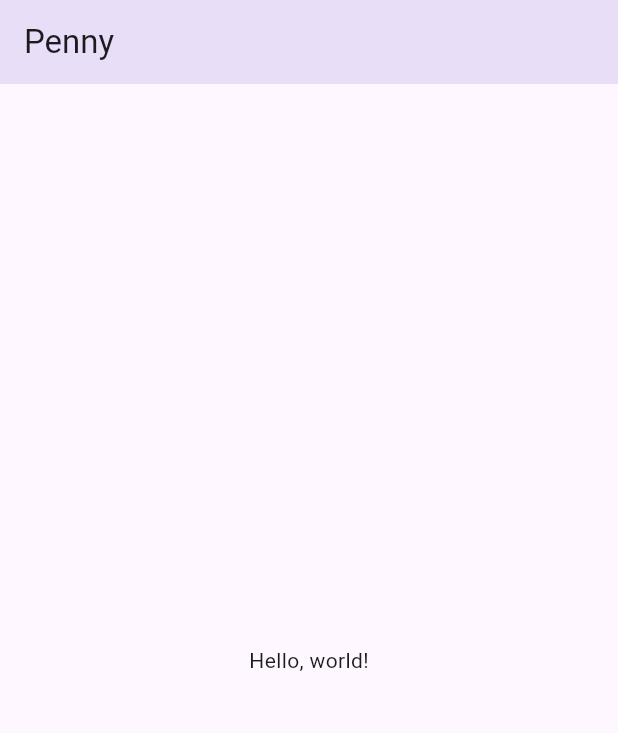
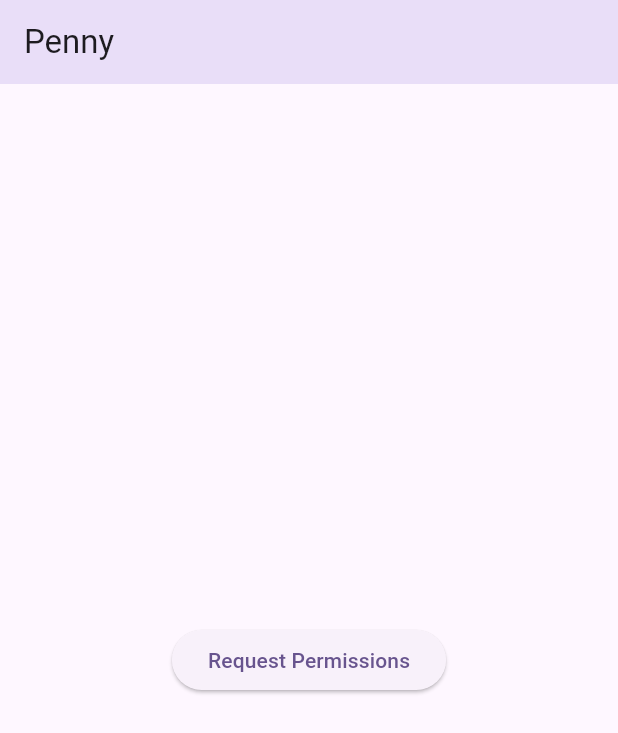
Before and after one commit to chriss1525/Penny, a Flutter app: the screen it shows after launch, on a phone screen of 412 x 824 dp. Shown: the top 733 px of the screen. Run offline on Flutter 3.47's test engine with Material 2 defaults, Android fonts, the phone set to English and light mode, and no system bars; missing offline and left inert: telephony.

Commit message:
request sms permissions

```diff
--- a/client/lib/main.dart
+++ b/client/lib/main.dart
@@ -1,7 +1,20 @@
+import 'package:client/screens/request_permissions.dart';
+import 'package:flutter/foundation.dart';
 import 'package:flutter/material.dart';
 import 'package:provider/provider.dart';
+import 'package:telephony/telephony.dart';
 
 import 'state/penny_provider.dart';
+
+onBackgroundMessage(SmsMessage message) {
+  if (kDebugMode) {
+    print('onBackgroundMessage called');
+  }
+
+  if (kDebugMode) {
+    print(message.body);
+  }
+}
 
 void main() => runApp(const PennyApp());
 
@@ -20,14 +33,14 @@ class PennyApp extends StatelessWidget {
             seedColor: Colors.deepPurple,
           ),
         ),
-        home: const HomePage(),
+        home: const Home(),
       ),
     );
   }
 }
 
-class HomePage extends StatelessWidget {
-  const HomePage({super.key});
+class Home extends StatelessWidget {
+  const Home({super.key});
 
   @override
   Widget build(BuildContext context) {
@@ -37,9 +50,9 @@ class HomePage extends StatelessWidget {
         // get appropriate color from theme
         backgroundColor: Theme.of(context).colorScheme.secondaryContainer,
       ),
-      body: const Center(
-        child: Text('Hello, world!'),
-      ),
+      body: Provider.of<PennyProvider>(context).hasPermission
+          ? const Placeholder()
+          : const RequestPermissionsScreen(),
     );
   }
 }
--- /dev/null
+++ b/client/lib/screens/request_permissions.dart
@@ -0,0 +1,23 @@
+import 'package:client/state/penny_provider.dart';
+import 'package:client/utils/sms.dart';
+import 'package:flutter/material.dart';
+import 'package:provider/provider.dart';
+
+class RequestPermissionsScreen extends StatelessWidget {
+  const RequestPermissionsScreen({super.key});
+
+  @override
+  Widget build(BuildContext context) {
+    return Center(
+      child: ElevatedButton(
+        child: const Text('Request Permissions'),
+        onPressed: () async {
+          SmsService().checkPermission().then((value) {
+            Provider.of<PennyProvider>(context, listen: false)
+                .setPermission(value!);
+          });
+        },
+      ),
+    );
+  }
+}
--- /dev/null
+++ b/client/lib/utils/sms.dart
@@ -0,0 +1,17 @@
+import 'package:telephony/telephony.dart';
+
+class SmsService {
+  final Telephony telephony = Telephony.instance;
+
+  // check and request for permissions
+  Future<bool?> checkPermission() async {
+    return await telephony.requestPhoneAndSmsPermissions;
+  }
+
+  // get all mpesa messages
+  Future<List<SmsMessage>> getAllMessages() async {
+    List<SmsMessage> allSms = await telephony.getInboxSms();
+
+    return allSms.where((sms) => sms.address == 'MPESA').toList();
+  }
+}
```
Also changed, not shown: 2 other files.
